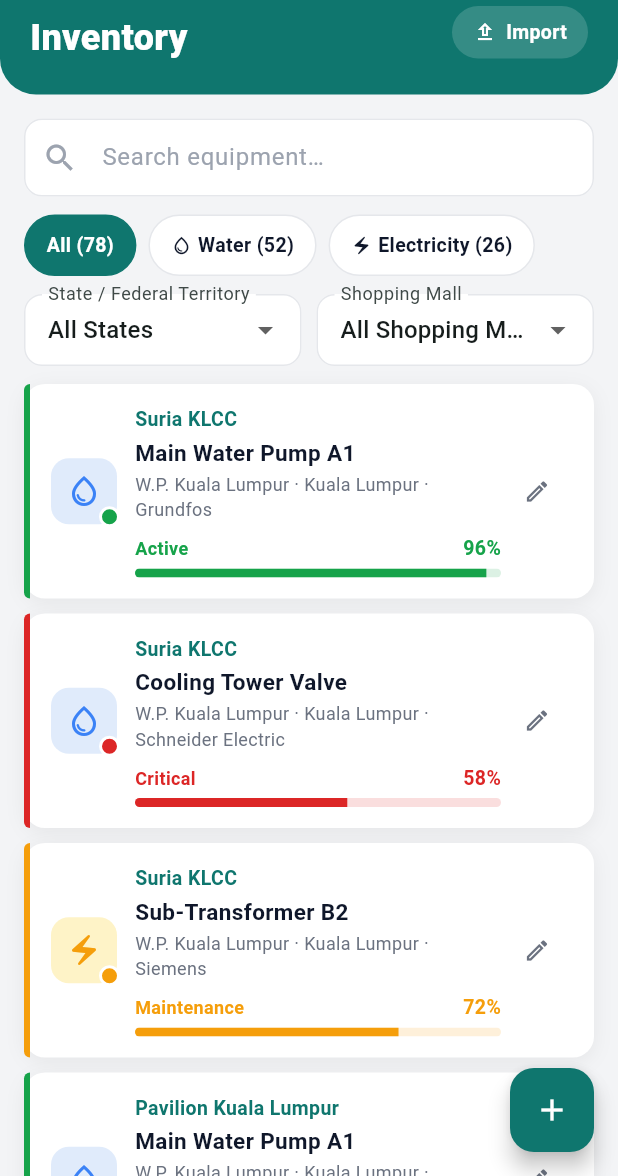
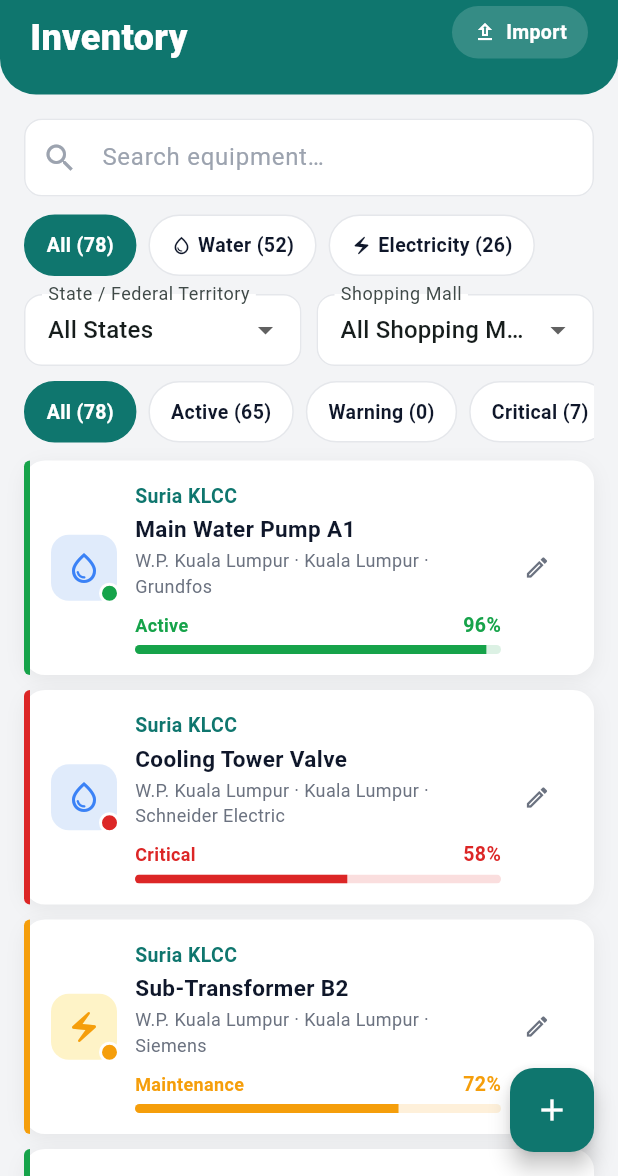
Before and after one commit to TanZhengYang0912/Mobile-Assignmnet, a Flutter app: the InventoryScreen screen opened directly, on a phone screen of 412 x 824 dp, the part 60-1236 px from its top. Run offline on Flutter 3.47's test engine with Material 3 defaults, Android fonts, the phone set to English and light mode, and no system bars; our stand-ins replace csv, fl_chart, supabase_flutter; accounts and stored records are empty.

Commit message:
Add inventory status filters

```diff
--- a/lib/modules/dataset/screens/inventory_screen.dart
+++ b/lib/modules/dataset/screens/inventory_screen.dart
@@ -21,6 +21,7 @@ class InventoryScreen extends StatefulWidget {
 class _InventoryScreenState extends State<InventoryScreen> {
   String _searchQuery = '';
   String _selectedUtility = 'All';
+  String _selectedStatus = 'All';
   late String _selectedState;
   String _selectedFacility = 'All';
   final _searchController = TextEditingController();
@@ -44,21 +45,23 @@ class _InventoryScreenState extends State<InventoryScreen> {
   Widget build(BuildContext context) {
     final state = context.watch<DatasetState>();
     final nodes = state.nodes;
-    final waterCount = nodes.where((n) => n.utilityType == 'Water').length;
-    final elecCount = nodes.where((n) => n.utilityType == 'Electricity').length;
     final stateOptions = _stateOptions(nodes);
     final facilityOptions = [
       'All',
       ...facilitiesForState(nodes, _selectedState),
     ];
 
-    final displayNodes = filterEquipmentNodes(
+    final filterResult = filterEquipmentNodes(
       nodes: nodes,
       state: _selectedState,
       facility: _selectedFacility,
       utility: _selectedUtility,
+      status: _selectedStatus,
       query: _searchQuery,
-    ).nodes;
+    );
+    final locationCount = filterResult.utilityCounts.values
+        .fold<int>(0, (sum, count) => sum + count);
+    final displayNodes = filterResult.nodes;
 
     return Scaffold(
       backgroundColor: AppColors.canvas,
@@ -74,7 +77,11 @@ class _InventoryScreenState extends State<InventoryScreen> {
                 ),
                 Padding(
                   padding: const EdgeInsets.fromLTRB(16, 12, 16, 0),
-                  child: _filterChips(nodes.length, waterCount, elecCount),
+                  child: _filterChips(
+                    locationCount,
+                    filterResult.utilityCounts['Water'] ?? 0,
+                    filterResult.utilityCounts['Electricity'] ?? 0,
+                  ),
                 ),
                 Padding(
                   padding: const EdgeInsets.fromLTRB(16, 12, 16, 0),
@@ -107,6 +114,10 @@ class _InventoryScreenState extends State<InventoryScreen> {
                       ),
                     ],
                   ),
+                ),
+                Padding(
+                  padding: const EdgeInsets.fromLTRB(16, 10, 16, 0),
+                  child: _statusFilterChips(filterResult.statusCounts),
                 ),
                 const SizedBox(height: 12),
                 if (displayNodes.isEmpty)
@@ -383,6 +394,47 @@ Backup Generator 2,Electricity,Kelantan,Kota Bharu,AEON Mall Kota Bharu,Honda,Ac
     );
   }
 
+  Widget _statusFilterChips(Map<String, int> counts) {
+    return SingleChildScrollView(
+      scrollDirection: Axis.horizontal,
+      child: Row(
+        children: inventoryStatusFilters.map((status) {
+          final label =
+              '$status (${status == 'All' ? counts.values.fold<int>(0, (sum, count) => sum + count) : counts[status] ?? 0})';
+          return Padding(
+            padding: const EdgeInsets.only(right: 8),
+            child: _statusChip(label, status),
+          );
+        }).toList(),
+      ),
+    );
+  }
+
+  Widget _statusChip(String label, String value) {
+    final selected = _selectedStatus == value;
+    return GestureDetector(
+      onTap: () => setState(() => _selectedStatus = value),
+      child: Container(
+        padding: const EdgeInsets.symmetric(horizontal: 14, vertical: 10),
+        decoration: BoxDecoration(
+          color: selected ? AppColors.adminPrimary : Colors.white,
+          borderRadius: BorderRadius.circular(999),
+          border: Border.all(
+            color: selected ? AppColors.adminPrimary : AppColors.divider,
+          ),
+        ),
+        child: Text(
+          label,
+          style: TextStyle(
+            fontSize: 13,
+            fontWeight: FontWeight.w600,
+            color: selected ? Colors.white : AppColors.textPrimary,
+          ),
+        ),
+      ),
+    );
+  }
+
   Widget _equipmentCard(EquipmentNode node, DatasetState state) {
     final isWater = node.utilityType == 'Water';
     final accent =
```
Also changed, not shown: 1 other file.
